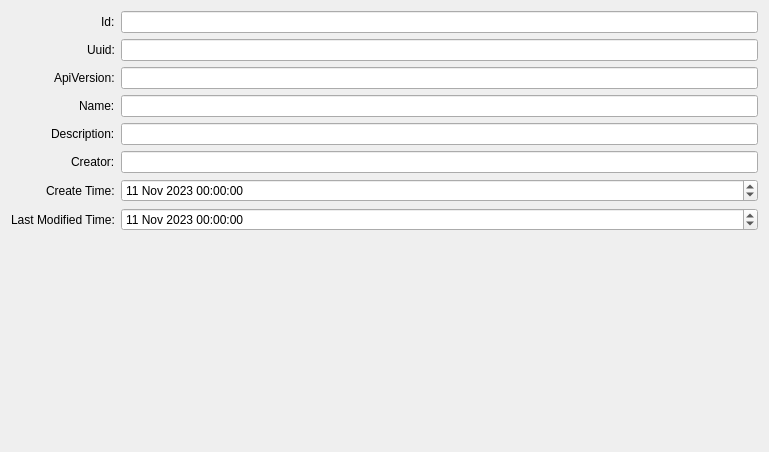
Above: src/ui/editorswcmetainfo.ui from kiraYuukiAsuna/SwcDbmsQtClient before the change. Below: the same form after it.
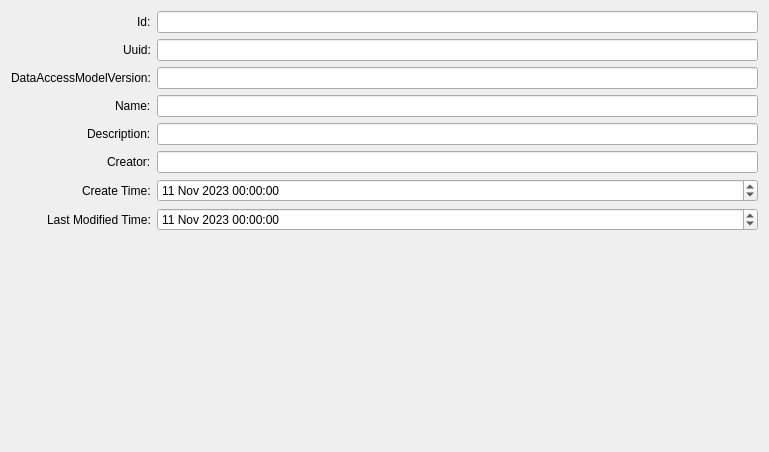
That is the form after the change.

```diff
--- a/src/ui/editorswcmetainfo.ui
+++ b/src/ui/editorswcmetainfo.ui
@@ -42,7 +42,7 @@
      <item row="2" column="0">
       <widget class="QLabel" name="label_3">
        <property name="text">
-        <string>ApiVersion:</string>
+        <string>DataAccessModelVersion:</string>
        </property>
       </widget>
      </item>
```
Left out of the diff: 2 changed lines with no effect on the pictures.
